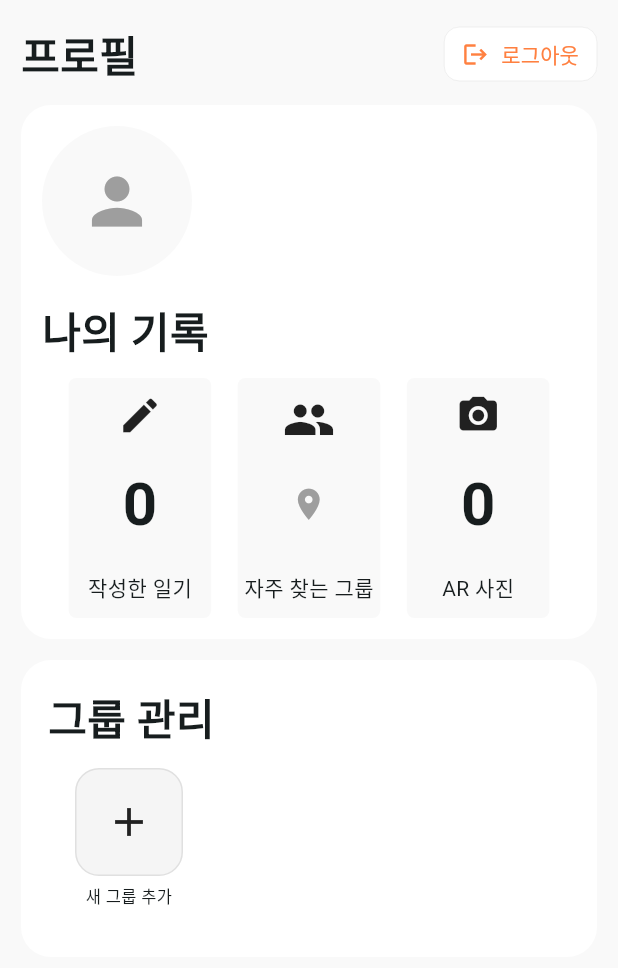
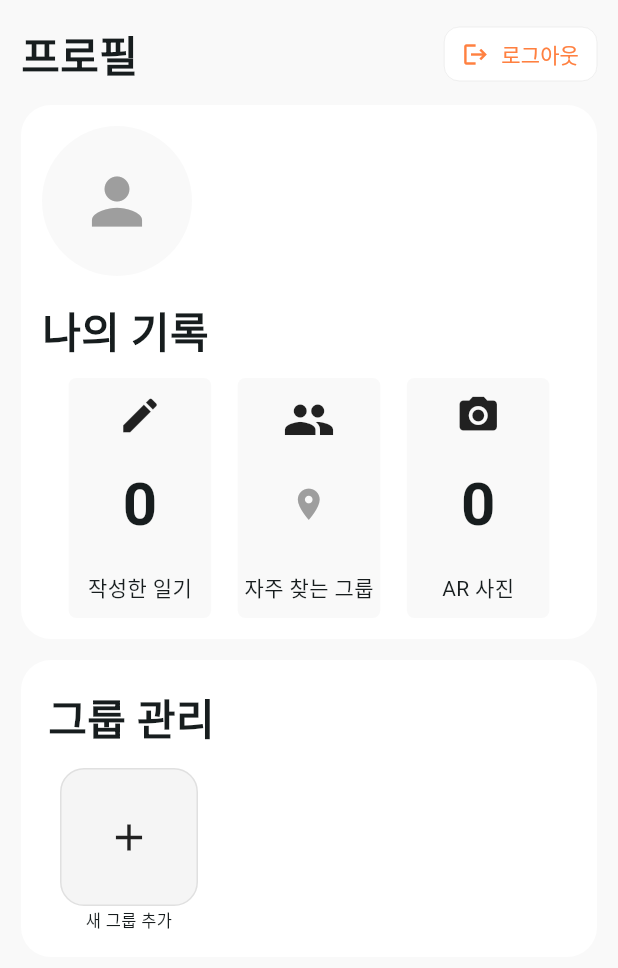
Before and after one commit to bebiv0212/ar_travel_diary_app, a Flutter app: the ProfileScreen screen opened directly, on a phone screen of 412 x 824 dp. Shown: the top 968 px of the screen. Run offline on Flutter 3.47's test engine with Material 3 defaults, Android fonts, the light colour scheme and no system bars; our stand-ins replace dio, flutter_image_compress, flutter_secure_storage, geolocator, image_picker, permission_handler; missing offline and left inert: exif, kakao_map_plugin; accounts and stored records are empty; network calls fail.

Commit message:
그룹 글자 오버플로우 수정

```diff
--- a/lib/widgets/profile_widgets/group_add_btn.dart
+++ b/lib/widgets/profile_widgets/group_add_btn.dart
@@ -13,13 +13,19 @@ class GroupAddBtn extends StatelessWidget {
   Widget build(BuildContext context) {
     return Column(
       children: [
-        Material(
-          color: Colors.transparent, borderRadius: kRadius,
+        // ⬇️ 고정 크기 대신 Expanded + AspectRatio(1)
+        Expanded(
+          child: AspectRatio(
+            aspectRatio: 1,
+            child: Material(
+              color: Colors.transparent,
+              borderRadius: kRadius,
               child: InkWell(
                 borderRadius: kRadius,
                 onTap: () async {
                   final r = await showDialog<GroupCreateResult>(
-                context: context, barrierDismissible: true,
+                    context: context,
+                    barrierDismissible: true,
                     builder: (_) => const GroupCreateBtn(),
                   );
                   if (r != null) {
@@ -32,20 +38,28 @@ class GroupAddBtn extends StatelessWidget {
                   }
                 },
                 child: Ink(
-              width: tileSize, height: tileSize,
+                  // ⬇️ 고정 width/height 제거 (부모 비율/높이 따름)
                   decoration: BoxDecoration(
-                color: Colors.grey.shade100, borderRadius: kRadius,
+                    color: Colors.grey.shade100,
+                    borderRadius: kRadius,
                     border: Border.all(color: Colors.grey.shade300),
                   ),
-              child: const Center(child: Icon(Icons.add, size: 32)),
+                  child: const Center(child: Icon(Icons.add, size: 30)), // 32→30(선택)
                 ),
               ),
             ),
-        const SizedBox(height: 6),
-        const SizedBox(
+          ),
+        ),
+        const SizedBox(height: 4), // 6→4
+        SizedBox(
           width: tileSize + 4,
-          child: Text('새 그룹 추가', textAlign: TextAlign.center,
-              style: TextStyle(fontSize: 11), overflow: TextOverflow.ellipsis),
+          child: const Text(
+            '새 그룹 추가',
+            textAlign: TextAlign.center,
+            maxLines: 1,
+            overflow: TextOverflow.ellipsis,
+            style: TextStyle(fontSize: 11, height: 1.0),
+          ),
         ),
       ],
     );
```
Also changed, not shown: lib/widgets/profile_widgets/group_card.dart (+12 -10 lines). Lines whose indentation alone changed are shown as unchanged.
